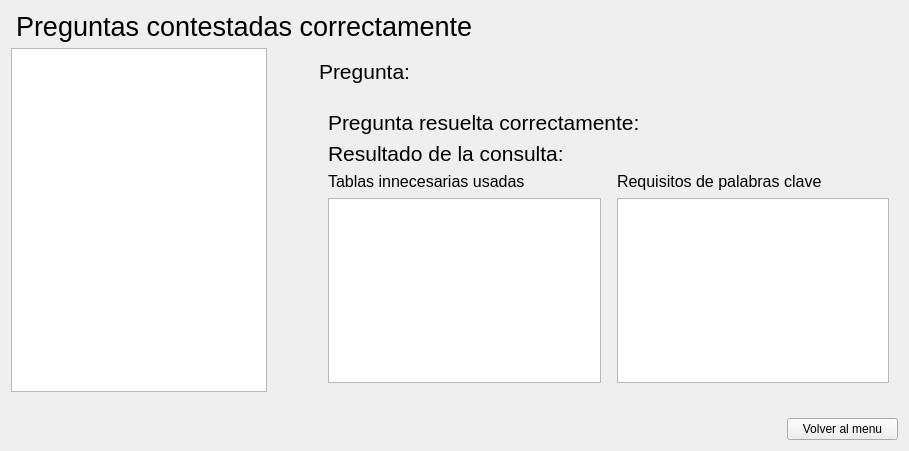
This is sql_judge/view/qt_view/exam/results_view.ui in r4ulill0/gui_dbjudge as Qt 5 draws it before an edit. The edited form follows.
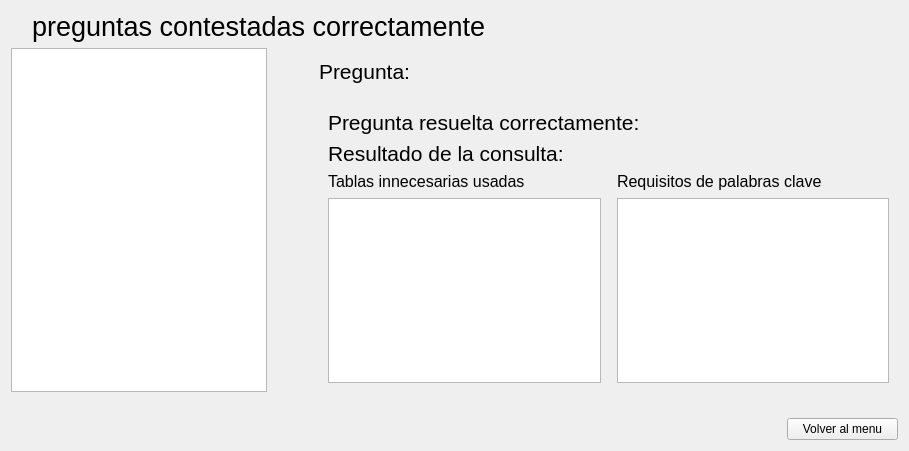
This is the edited form.

Commit message: Added default selection to index 0 of question list Also enabling access button only if exists any question for that scenario

```diff
--- a/sql_judge/view/qt_view/exam/results_view.ui
+++ b/sql_judge/view/qt_view/exam/results_view.ui
@@ -313,8 +313,13 @@
            <verstretch>0</verstretch>
           </sizepolicy>
          </property>
+         <property name="font">
+          <font>
+           <pointsize>20</pointsize>
+          </font>
+         </property>
          <property name="text">
-          <string>&lt;html&gt;&lt;head/&gt;&lt;body&gt;&lt;p&gt;&lt;br/&gt;&lt;/p&gt;&lt;/body&gt;&lt;/html&gt;</string>
+          <string/>
          </property>
         </widget>
        </item>
@@ -332,7 +337,7 @@
           </font>
          </property>
          <property name="text">
-          <string>Preguntas contestadas correctamente</string>
+          <string>preguntas contestadas correctamente</string>
          </property>
         </widget>
        </item>
```
The commit also changes 3 other files.
